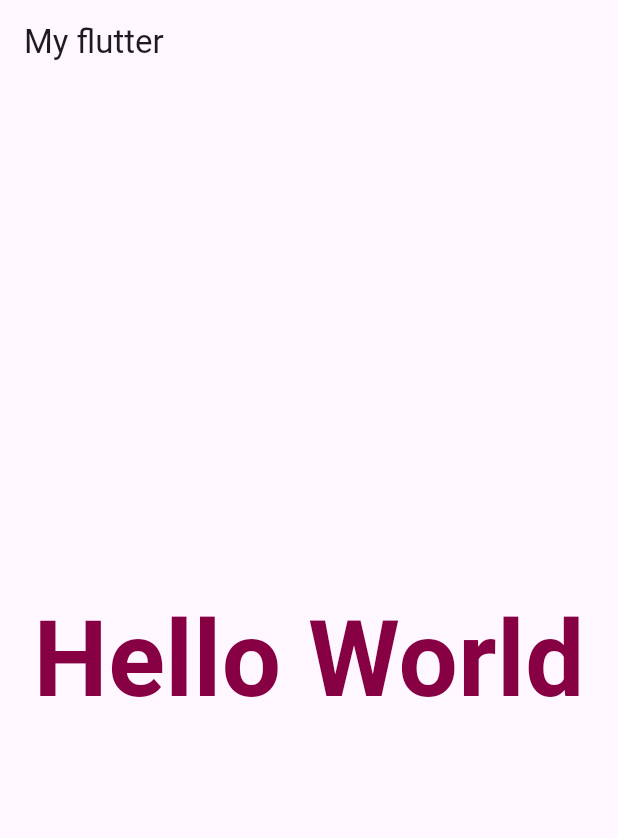
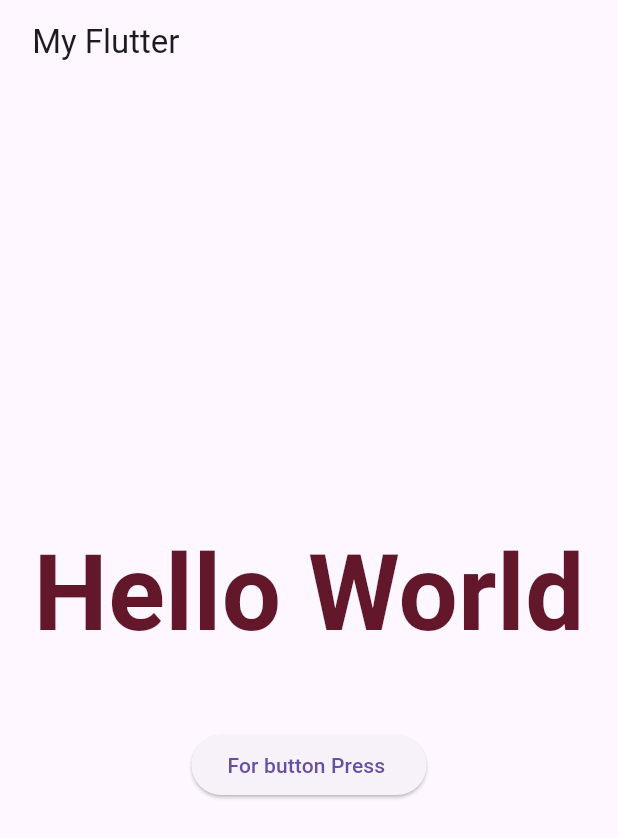
Before and after one commit to jannatul373/assignment, a Flutter app: the screen it shows after launch, on a phone screen of 412 x 824 dp. Shown: the top 838 px of the screen. Run offline on Flutter 3.47's test engine with Material 3 defaults, Android fonts, the phone set to English and light mode, and no system bars.

Commit message:
button press

```diff
--- /dev/null
+++ b/lib/home.dart
@@ -0,0 +1,45 @@
+import 'package:flutter/material.dart';
+
+class HomeScreen extends StatefulWidget {
+  const HomeScreen({super.key});
+
+  @override
+  State<HomeScreen> createState() => _HomeScreenState();
+}
+
+class _HomeScreenState extends State<HomeScreen> {
+  String displayText = 'Hello World';
+
+  void _changeText() {
+    setState(() {
+      displayText = 'Button Pressed';
+    });
+  }
+
+  @override
+  Widget build(BuildContext context) {
+    return Scaffold(
+      appBar: AppBar(title: const Text(" My Flutter")),
+      body: Center(
+        child: Column(
+          mainAxisAlignment: MainAxisAlignment.center,
+          children: [
+            Text(
+              displayText,
+              style: const TextStyle(
+                fontSize: 70,
+                color: Color.fromARGB(255, 98, 24, 42),
+                fontWeight: FontWeight.bold,
+              ),
+            ),
+            const SizedBox(height: 40),
+            ElevatedButton(
+              onPressed: _changeText,
+              child: const Text("For button Press "),
+            ),
+          ],
+        ),
+      ),
+    );
+  }
+}
--- a/lib/main.dart
+++ b/lib/main.dart
@@ -1,4 +1,5 @@
 import 'package:flutter/material.dart';
+import 'home.dart';
 
 void main() {
   runApp(const MyApp());
@@ -7,24 +8,11 @@ void main() {
 class MyApp extends StatelessWidget {
   const MyApp({super.key});
 
-  // This widget is the root of your application.
   @override
   Widget build(BuildContext context) {
     return MaterialApp(
-      home: Scaffold(
-        appBar: AppBar(title: const Text("My flutter")),
-        body: const Center(
-          child: Text(
-            "Hello World",
-            style: TextStyle(
-              fontFamily: 'Roboto',
-              fontSize: 70,
-              color: Color.fromARGB(255, 135, 0, 67),
-              fontWeight: FontWeight.bold,
-            ),
-          ),
-        ),
-      ),
+      debugShowCheckedModeBanner: false,
+      home: const HomeScreen(),
     );
   }
 }
```
